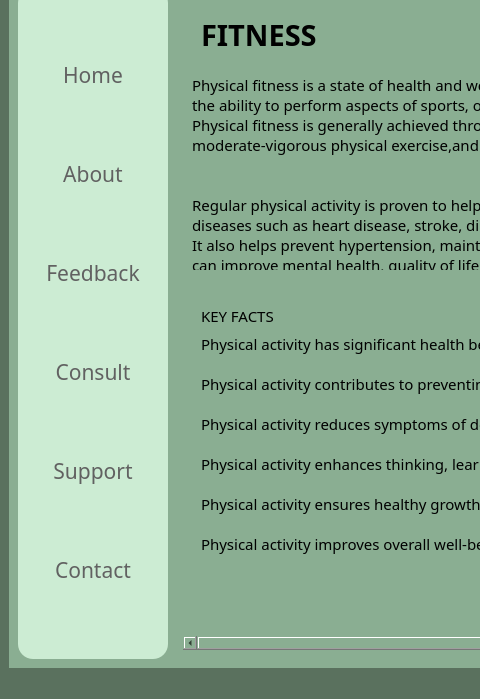
srishtiigautam/restorehealth, file Fitness.ui: the form before one commit; both pictures show x 0 to 480 and y 136 to 835 of the 1068 by 835 pixel window.
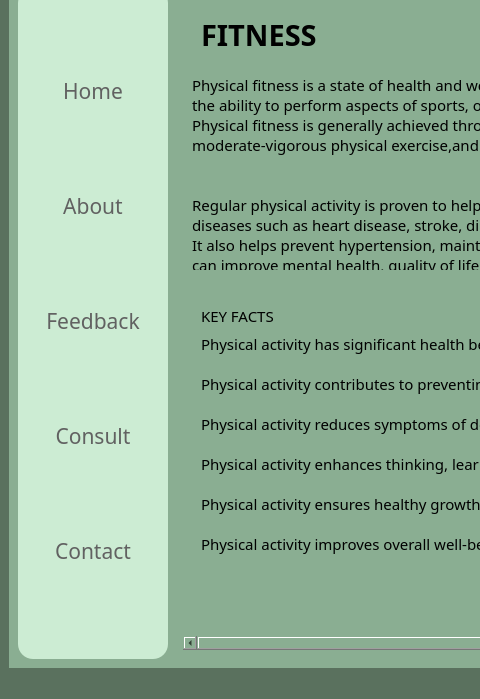
The form after the commit. Icons and pictures are not drawn.

Patch:
```diff
--- a/Fitness.ui
+++ b/Fitness.ui
@@ -215,6 +215,7 @@
              <font>
               <family>Javanese Text</family>
               <pointsize>16</pointsize>
+              <weight>50</weight>
               <bold>false</bold>
              </font>
             </property>
@@ -253,6 +254,7 @@
              <font>
               <family>Javanese Text</family>
               <pointsize>16</pointsize>
+              <weight>50</weight>
               <bold>false</bold>
              </font>
             </property>
@@ -290,6 +292,7 @@
              <font>
               <family>Javanese Text</family>
               <pointsize>16</pointsize>
+              <weight>50</weight>
               <bold>false</bold>
              </font>
             </property>
@@ -328,6 +331,7 @@
              <font>
               <family>Javanese Text</family>
               <pointsize>16</pointsize>
+              <weight>50</weight>
               <bold>false</bold>
              </font>
             </property>
@@ -360,49 +364,13 @@
             </property>
            </widget>
           </item>
-          <item>
-           <widget class="QPushButton" name="Support_Button">
-            <property name="font">
-             <font>
-              <family>Javanese Text</family>
-              <pointsize>16</pointsize>
-              <bold>false</bold>
-             </font>
-            </property>
-            <property name="cursor">
-             <cursorShape>PointingHandCursor</cursorShape>
-            </property>
-            <property name="styleSheet">
-             <string notr="true">QPushButton{
-color: rgb(97, 97, 97);
-border-radius:10px;
-}
-
-QPushButton:hover{
-background-color: rgb(220, 255, 228);
-	/*color: rgb(255, 255, 255);*/
-	font: 700 16pt &quot;Constantia&quot;;
-}
-QPushButton:pressed{
-	color: rgb(0, 0, 32);
-	border-radius:10px;
-	background-color: rgb(138, 174, 146);
-}
-
-
-</string>
-            </property>
-            <property name="text">
-             <string>Support</string>
-            </property>
-           </widget>
-          </item>
           <item>
            <widget class="QPushButton" name="Contact_button">
             <property name="font">
              <font>
               <family>Javanese Text</family>
               <pointsize>16</pointsize>
+              <weight>50</weight>
               <bold>false</bold>
              </font>
             </property>
```
Left out of the diff: 5 changed lines with no effect on the pictures.
